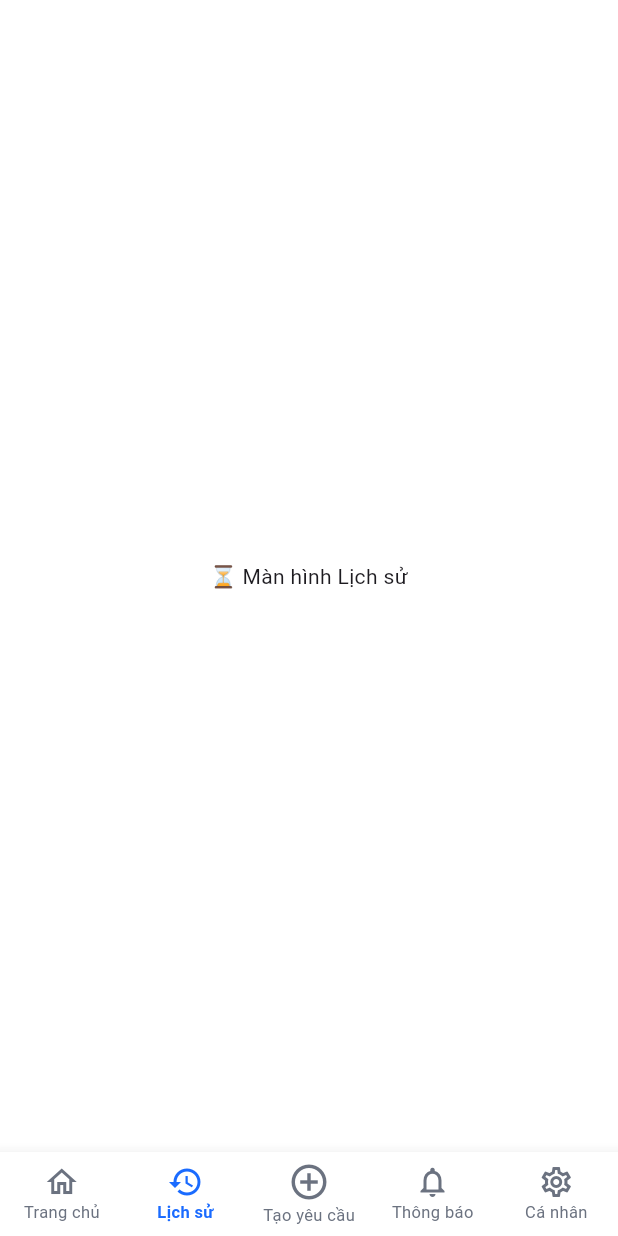
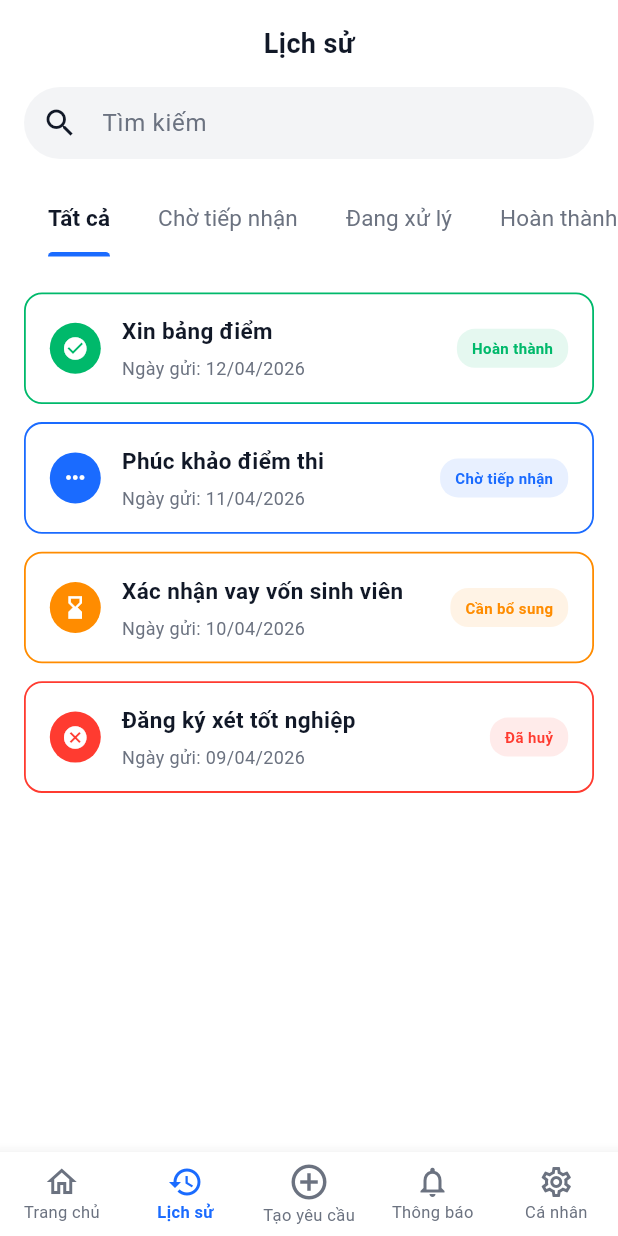
Before and after one commit to NThien315/huit-student-request-app, a Flutter app: the screen it shows after launch, item 2 of the bottom bar chosen, on a phone screen of 412 x 824 dp. Run offline on Flutter 3.47's test engine with Material 3 defaults, Android fonts, the phone set to English and light mode, and no system bars; our stand-ins replace shared_preferences; Roboto replaces fonts that are missing (BeVietnamPro).

Commit message:
Thêm UI Lịch sử và Chi tiết yêu cầu
Co-authored-by: Copilot <copilot@github.com>

```diff
--- a/lib/core/theme.dart
+++ b/lib/core/theme.dart
@@ -26,7 +26,9 @@ class AppColors {
   static const Color gray100 = Color(0xFFF3F4F6); // Nền thẻ xám
   static const Color gray200 = Color(0xFFE5E7EB); // Viền (Border)
   static const Color gray500 = Color(0xFF6B7280); // Text phụ
-  static const Color gray900 = Color(0xFF111827); // Text chính (Tiêu đề)
+  static const Color gray900 = Color(0xFF111827);
+
+  static Color? get gray300 => null; // Text chính (Tiêu đề)
 }
 
 class AppTheme {
--- a/lib/main.dart
+++ b/lib/main.dart
@@ -1,8 +1,6 @@
 import 'package:flutter/material.dart';
-import 'package:huit_student_request_app/ui/screens/student/home_screen.dart';
 import 'package:huit_student_request_app/ui/screens/student/main_navigation.dart';
 import 'core/theme.dart';
-import 'ui/screens/auth/splash_screen.dart';
 
 void main() {
   runApp(const MyApp());
--- /dev/null
+++ b/lib/ui/screens/student/history_screen.dart
@@ -0,0 +1,228 @@
+import 'package:flutter/material.dart';
+import '../../../core/theme.dart';
+import 'request_detail_screen.dart';
+
+class HistoryScreen extends StatefulWidget {
+  const HistoryScreen({super.key});
+
+  @override
+  State<HistoryScreen> createState() => _HistoryScreenState();
+}
+
+class _HistoryScreenState extends State<HistoryScreen> {
+  // Biến lưu trữ từ khóa tìm kiếm
+  String _searchQuery = '';
+
+  // Dữ liệu mẫu (Giả lập Database)
+  final List<Map<String, dynamic>> _mockRequests = [
+    {
+      'title': 'Xin bảng điểm', 'date': '12/04/2026',
+      'statusCode': 4, // 4: Hoàn thành
+      'color': AppColors.success, 'icon': Icons.check_circle, 'tab': 'Hoàn thành'
+    },
+    {
+      'title': 'Phúc khảo điểm thi', 'date': '11/04/2026',
+      'statusCode': 1, // 1: Chờ tiếp nhận
+      'color': AppColors.primarySV, 'icon': Icons.more_horiz, 'tab': 'Chờ tiếp nhận'
+    },
+    {
+      'title': 'Xác nhận vay vốn sinh viên', 'date': '10/04/2026',
+      'statusCode': 3, // 3: Cần bổ sung
+      'color': AppColors.warning, 'icon': Icons.hourglass_bottom, 'tab': 'Đang xử lý'
+    },
+    {
+      'title': 'Đăng ký xét tốt nghiệp', 'date': '09/04/2026',
+      'statusCode': 0, // 0: Đã huỷ
+      'color': AppColors.danger, 'icon': Icons.cancel, 'tab': 'Tất cả'
+    },
+  ];
+
+  // Hàm dịch mã Code thành chữ để hiển thị trên Thẻ
+  String _getStatusName(int code) {
+    switch (code) {
+      case 0: return 'Đã huỷ';
+      case 1: return 'Chờ tiếp nhận';
+      case 2: return 'Đang xử lý';
+      case 3: return 'Cần bổ sung';
+      case 4: return 'Hoàn thành';
+      default: return '';
+    }
+  }
+
+  @override
+  Widget build(BuildContext context) {
+    return DefaultTabController(
+      length: 4,
+      child: Scaffold(
+        backgroundColor: AppColors.white,
+        body: SafeArea(
+          child: Column(
+            children: [
+              const Padding(
+                padding: EdgeInsets.symmetric(vertical: 16.0),
+                child: Text('Lịch sử', style: TextStyle(fontSize: 18, fontWeight: FontWeight.bold, color: AppColors.gray900)),
+              ),
+
+              // Ô tìm kiếm có sự kiện onChanged
+              Padding(
+                padding: const EdgeInsets.symmetric(horizontal: 16.0),
+                child: TextField(
+                  onChanged: (value) {
+                    setState(() {
+                      _searchQuery = value.toLowerCase(); // Chuyển chữ thường để dễ tìm
+                    });
+                  },
+                  decoration: InputDecoration(
+                    hintText: 'Tìm kiếm',
+                    hintStyle: const TextStyle(color: AppColors.gray500),
+                    prefixIcon: const Icon(Icons.search, color: AppColors.gray900),
+                    filled: true,
+                    fillColor: AppColors.gray100,
+                    contentPadding: const EdgeInsets.symmetric(vertical: 0),
+                    border: OutlineInputBorder(borderRadius: BorderRadius.circular(30), borderSide: BorderSide.none),
+                  ),
+                ),
+              ),
+              const SizedBox(height: 16),
+
+              const TabBar(
+                isScrollable: true,
+                tabAlignment: TabAlignment.start,
+                padding: EdgeInsets.symmetric(horizontal: 16),
+                labelColor: AppColors.gray900,
+                unselectedLabelColor: AppColors.gray500,
+                indicatorColor: AppColors.primarySV,
+                indicatorWeight: 3,
+                labelStyle: TextStyle(fontWeight: FontWeight.bold, fontSize: 15),
+                unselectedLabelStyle: TextStyle(fontWeight: FontWeight.normal, fontSize: 15),
+                dividerColor: Colors.transparent,
+                tabs: [
+                  Tab(text: 'Tất cả'),
+                  Tab(text: 'Chờ tiếp nhận'),
+                  Tab(text: 'Đang xử lý'),
+                  Tab(text: 'Hoàn thành'),
+                ],
+              ),
+              const SizedBox(height: 8),
+
+              Expanded(
+                child: TabBarView(
+                  children: [
+                    _buildRequestList(tabFilter: 'Tất cả'),
+                    _buildRequestList(tabFilter: 'Chờ tiếp nhận'),
+                    _buildRequestList(tabFilter: 'Đang xử lý'),
+                    _buildRequestList(tabFilter: 'Hoàn thành'),
+                  ],
+                ),
+              ),
+            ],
+          ),
+        ),
+      ),
+    );
+  }
+
+  // Hàm tạo danh sách sau khi đã LỌC TÌM KIẾM và LỌC TAB
+  Widget _buildRequestList({required String tabFilter}) {
+    // 1. Lọc dữ liệu
+    final filteredData = _mockRequests.where((item) {
+      // Kiểm tra xem tên yêu cầu có chứa từ khóa không
+      final matchesSearch = item['title'].toString().toLowerCase().contains(_searchQuery);
+      // Kiểm tra xem nó có thuộc Tab hiện tại không
+      final matchesTab = tabFilter == 'Tất cả' || item['tab'] == tabFilter;
+
+      return matchesSearch && matchesTab;
+    }).toList();
+
+    // 2. Hiển thị UI trống nếu không tìm thấy
+    if (filteredData.isEmpty) {
+      return const Center(
+        child: Text('Không tìm thấy kết quả nào', style: TextStyle(color: AppColors.gray500)),
+      );
+    }
+
+    // 3. Hiển thị danh sách kết quả
+    return ListView.builder(
+      padding: const EdgeInsets.all(16.0),
+      itemCount: filteredData.length,
+      itemBuilder: (context, index) {
+        final data = filteredData[index];
+        return _buildRequestCard(
+          context: context,
+          title: data['title'],
+          date: data['date'],
+          statusCode: data['statusCode'], // TRUYỀN INT VÀO ĐÂY
+          statusColor: data['color'],
+          icon: data['icon'],
+        );
+      },
+    );
+  }
+
+  Widget _buildRequestCard({
+    required BuildContext context,
+    required String title,
+    required String date,
+    required int statusCode,
+    required Color statusColor,
+    required IconData icon,
+  }) {
+    return GestureDetector(
+      onTap: () {
+        Navigator.push(context, MaterialPageRoute(builder: (context) => RequestDetailScreen(
+          title: title, statusCode: statusCode, color: statusColor, icon: icon,
+        )));
+      },
+      child: Container(
+        margin: const EdgeInsets.only(bottom: 12), // Giảm khoảng cách giữa các thẻ một chút
+        padding: const EdgeInsets.symmetric(horizontal: 16, vertical: 14), // Giảm padding dọc giúp thẻ thon gọn hơn
+        decoration: BoxDecoration(
+          color: AppColors.white,
+          borderRadius: BorderRadius.circular(12),
+          border: Border.all(color: statusColor, width: 1.2), // Viền mảnh lại một chút cho thanh thoát
+        ),
+        child: Row(
+          crossAxisAlignment: CrossAxisAlignment.center,
+          children: [
+            // 1. Icon bên trái (Thu nhỏ nhẹ)
+            Container(
+              padding: const EdgeInsets.all(8),
+              decoration: BoxDecoration(color: statusColor, shape: BoxShape.circle),
+              child: Icon(icon, color: Colors.white, size: 18), // Size 20 -> 18
+            ),
+            const SizedBox(width: 14), // Khoảng cách icon và chữ
+
+            // 2. Nội dung ở giữa
+            Expanded(
+              child: Column(
+                crossAxisAlignment: CrossAxisAlignment.start,
+                mainAxisAlignment: MainAxisAlignment.center,
+                children: [
+                  Text(
+                    title,
+                    style: const TextStyle(fontSize: 15, fontWeight: FontWeight.bold, color: AppColors.gray900),
+                    maxLines: 1,
+                    overflow: TextOverflow.ellipsis,
+                  ),
+                  const SizedBox(height: 6),
+                  Text('Ngày gửi: $date', style: const TextStyle(fontSize: 12, color: AppColors.gray500)),
+                ],
+              ),
+            ),
+            const SizedBox(width: 8),
+
+            // 3. Viên thuốc trạng thái (Căn giữa thẻ, thay thế mũi tên)
+            Container(
+              padding: const EdgeInsets.symmetric(horizontal: 10, vertical: 6),
+              decoration: BoxDecoration(color: statusColor.withOpacity(0.1), borderRadius: BorderRadius.circular(12)),
+              child: Text(
+                _getStatusName(statusCode),
+                style: TextStyle(color: statusColor, fontSize: 10, fontWeight: FontWeight.bold),
+              ),
+            ),
+          ],
+        ),
+      ),
+    );
+  }
+}
--- a/lib/ui/screens/student/main_navigation.dart
+++ b/lib/ui/screens/student/main_navigation.dart
@@ -1,6 +1,7 @@
 import 'package:flutter/material.dart';
 import '../../../core/theme.dart';
 import 'home_screen.dart';
+import 'history_screen.dart';
 
 class MainNavigation extends StatefulWidget {
   const MainNavigation({super.key});
@@ -15,7 +16,7 @@ class _MainNavigationState extends State<MainNavigation> {
   // Danh sách 5 màn hình
   final List<Widget> _screens = [
     const HomeScreen(), // Tab 0: Trang chủ giao diện thật
-    const Center(child: Text('⏳ Màn hình Lịch sử')), // Tab 1
+    const HistoryScreen(), // Tab 1: Màn hình Lịch sử thật
     const Center(child: Text('➕ Màn hình Tạo yêu cầu mới')), // Tab 2
     const Center(child: Text('🔔 Màn hình Thông báo')), // Tab 3
     const Center(child: Text('👤 Màn hình Cá nhân')), // Tab 4
```
Also changed, not shown: lib/ui/screens/student/home_screen.dart (+8 -8 lines), lib/ui/screens/student/request_detail_screen.dart (added, +405 -0 lines), pubspec.yaml (+7 -1 lines), assets/fonts/BeVietnamPro-Bold.ttf (renamed from assest/fonts/BeVietnamPro-Bold.ttf), assets/fonts/BeVietnamPro-Medium.ttf (renamed from assest/fonts/BeVietnamPro-Medium.ttf), assets/fonts/BeVietnamPro-Regular.ttf (renamed from assest/fonts/BeVietnamPro-Regular.ttf), assets/fonts/BeVietnamPro-SemiBold.ttf (renamed from assest/fonts/BeVietnamPro-SemiBold.ttf), assets/icons/tnc_capbangdiem.png (added), assets/icons/tnc_dkhp.png (added), assets/icons/tnc_dkkhoaluan.png (added), assets/icons/tnc_pkdiemthi.png (added), assets/icons/tnc_xemthem.png (added), assets/icons/tnc_xnsv.png (added), pubspec.lock.
